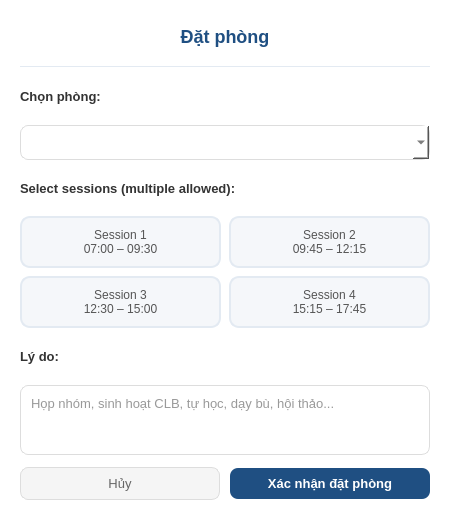
maihuybao/SmartLockUEL, file ui/BookingDialog.ui: the form before one commit.
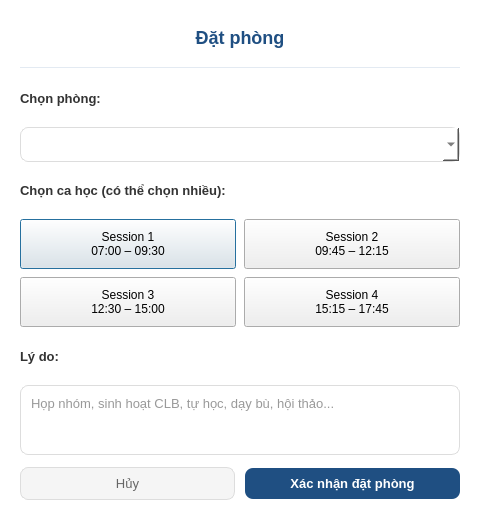
The form after the commit.

Diff of the .ui file:
```diff
--- a/ui/BookingDialog.ui
+++ b/ui/BookingDialog.ui
@@ -6,7 +6,7 @@
    <rect>
     <x>0</x>
     <y>0</y>
-    <width>450</width>
+    <width>480</width>
     <height>520</height>
    </rect>
   </property>
@@ -69,7 +69,7 @@
    <item>
     <widget class="QLabel" name="lblSession">
      <property name="text">
-      <string>Select sessions (multiple allowed):</string>
+      <string>Chọn ca học (có thể chọn nhiều):</string>
      </property>
      <property name="styleSheet">
       <string notr="true">font-weight: 600; font-size: 13px;</string>
@@ -93,10 +93,6 @@
        <property name="cursor">
         <cursorShape>PointingHandCursor</cursorShape>
        </property>
-       <property name="styleSheet">
-        <string notr="true">QPushButton { background: #F5F7FA; border: 2px solid #E3EAF2; border-radius: 10px; padding: 10px 6px; color: #555; font-size: 12px; }
-QPushButton:hover { border-color: #1F4F82; background: #EBF0F7; }</string>
-       </property>
       </widget>
      </item>
      <item row="0" column="1">
@@ -111,10 +107,6 @@
        <property name="cursor">
         <cursorShape>PointingHandCursor</cursorShape>
        </property>
-       <property name="styleSheet">
-        <string notr="true">QPushButton { background: #F5F7FA; border: 2px solid #E3EAF2; border-radius: 10px; padding: 10px 6px; color: #555; font-size: 12px; }
-QPushButton:hover { border-color: #1F4F82; background: #EBF0F7; }</string>
-       </property>
       </widget>
      </item>
      <item row="1" column="0">
@@ -129,10 +121,6 @@
        <property name="cursor">
         <cursorShape>PointingHandCursor</cursorShape>
        </property>
-       <property name="styleSheet">
-        <string notr="true">QPushButton { background: #F5F7FA; border: 2px solid #E3EAF2; border-radius: 10px; padding: 10px 6px; color: #555; font-size: 12px; }
-QPushButton:hover { border-color: #1F4F82; background: #EBF0F7; }</string>
-       </property>
       </widget>
      </item>
      <item row="1" column="1">
@@ -147,10 +135,6 @@
        <property name="cursor">
         <cursorShape>PointingHandCursor</cursorShape>
        </property>
-       <property name="styleSheet">
-        <string notr="true">QPushButton { background: #F5F7FA; border: 2px solid #E3EAF2; border-radius: 10px; padding: 10px 6px; color: #555; font-size: 12px; }
-QPushButton:hover { border-color: #1F4F82; background: #EBF0F7; }</string>
-       </property>
       </widget>
      </item>
     </layout>
```
